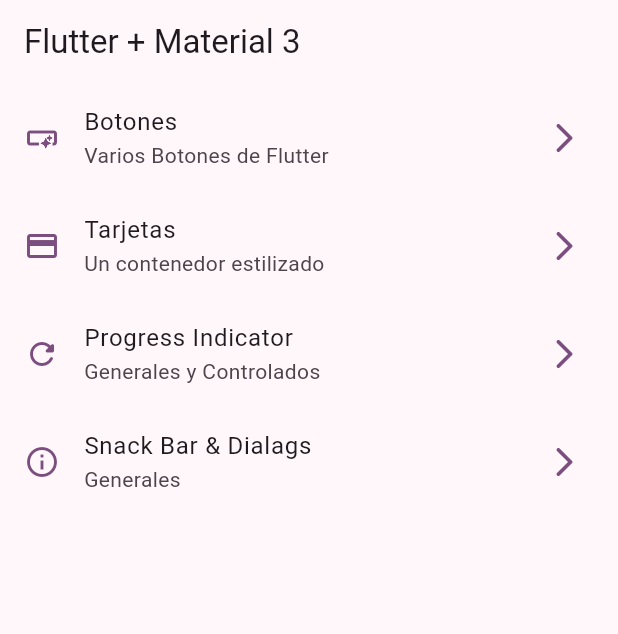
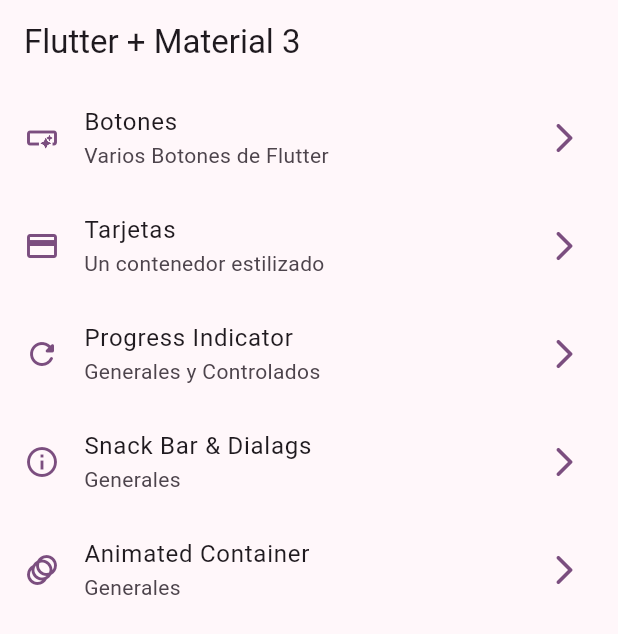
Before and after one commit to DeftoLabs/flutter-widgets, a Flutter app: the screen it shows after launch, on a phone screen of 412 x 824 dp. Shown: the top 634 px of the screen. Run offline on Flutter 3.47's test engine with Material 3 defaults, Android fonts, the phone set to English and light mode, and no system bars; our stand-ins replace go_router.

Commit message:
Animated container

```diff
--- a/lib/config/menu/menu_items.dart
+++ b/lib/config/menu/menu_items.dart
@@ -41,4 +41,11 @@ class MenuItem {
         link:'/snacksbars',
         icon: Icons.info_outline,
         ),
+        MenuItem(
+        title: 'Animated Container',
+        subTitle: 'Generales',
+        link:'/animated',
+        icon: Icons.animation,
+        ),
+
     ];
--- a/lib/config/router/app_router.dart
+++ b/lib/config/router/app_router.dart
@@ -40,6 +40,13 @@ final appRouter = GoRouter(
             return const SnackbarScreen();
           },
         ),
+          GoRoute(
+          path: '/animated',
+          name: AnimatedScreen.name,
+          builder: (context,state) {
+            return const AnimatedScreen();
+          },
+        ),
       ],
 
     );
```
Also changed, not shown: lib/presentation/screen/animated/animated_screen.dart (+55 -2 lines).
